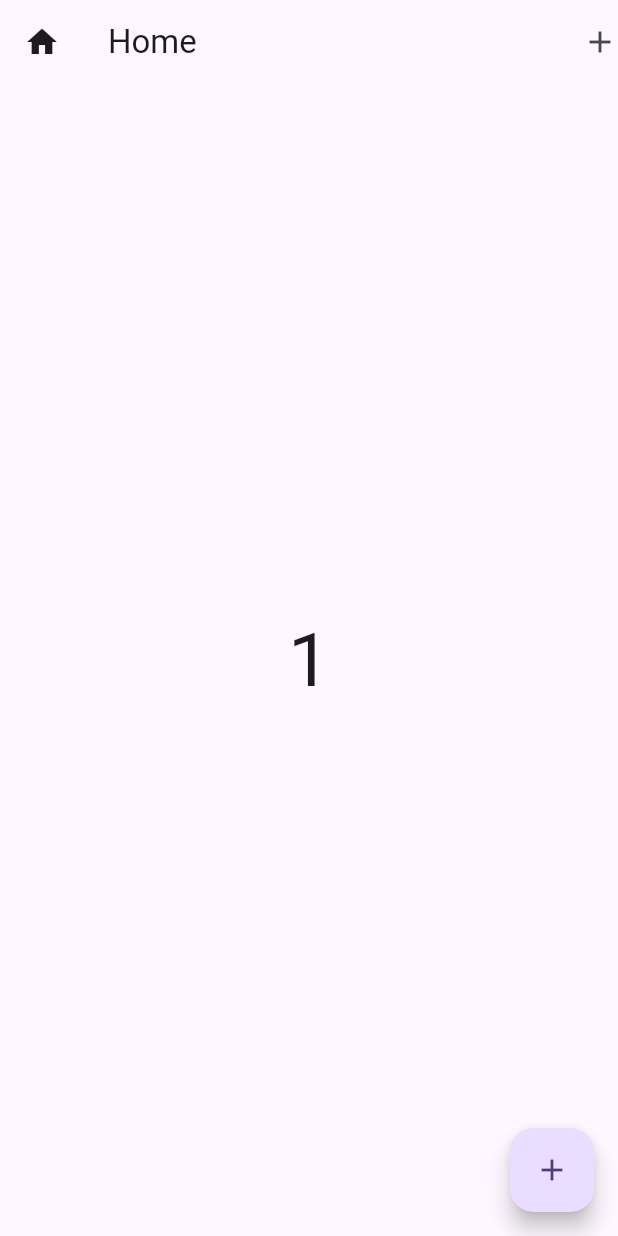
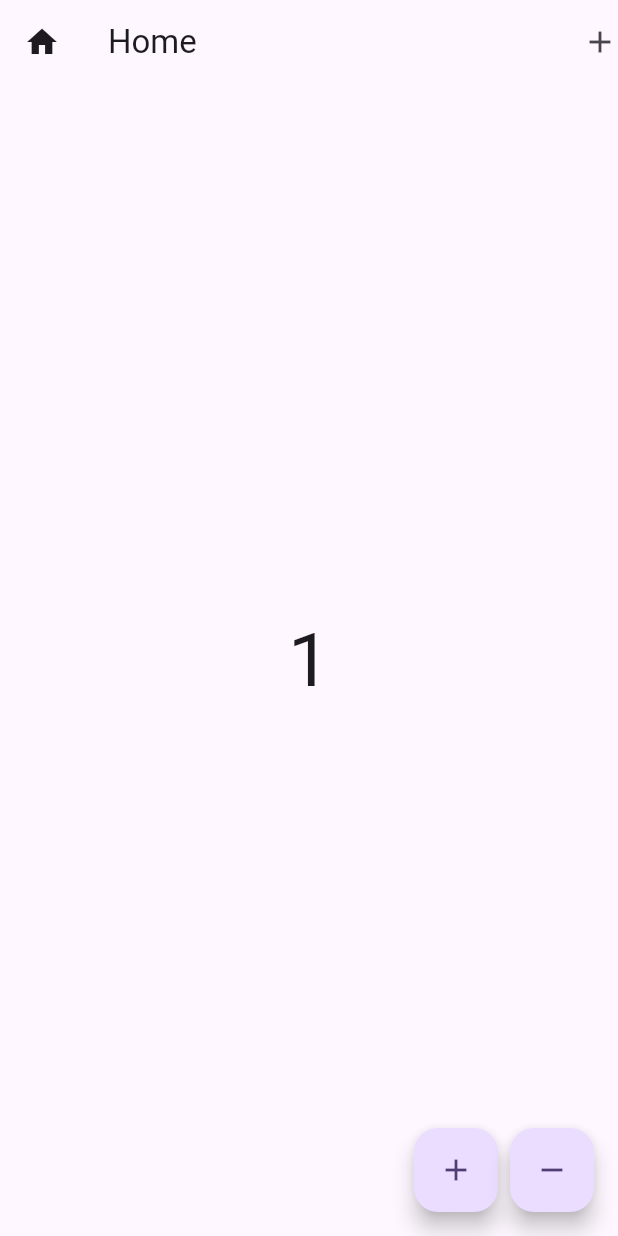
Before and after one commit to siyam-ahmed-shajid/Module_8, a Flutter app: the HomeScreen screen opened directly, after a tap on the "add" icon, on a phone screen of 412 x 824 dp. Run offline on Flutter 3.47's test engine with Material 3 defaults, Android fonts, the phone set to English and light mode, and no system bars.

Commit message:
All 3 classes of Module_8's code will be found here. Keep it up.

```diff
--- a/lib/home_screen.dart
+++ b/lib/home_screen.dart
@@ -1,41 +1,92 @@
 import 'package:flutter/material.dart';
+import 'package:module_8/home_screen.dart';
 
 //Widget
 class HomeScreen extends StatefulWidget{
 
   @override
-  State<StatefulWidget> createState() {
-    return _HomeScreenState();
+  State<StatefulWidget> createState() =>  _HomeScreenState();
   }
-}
+
 
 //State Class for HomeScreen
 class _HomeScreenState extends State <HomeScreen> {
+
   int counter = 0;
 
   @override
+  void initState(){
+    super.initState();
+    print('init state');
+  }
+
+  @override
+  void didChangeDependencies(){
+    print('didChangeDependency');
+    super.didChangeDependencies();
+  }
+
+  @override
+  void didUpdateWidget(covariant HomeScreen oldWidget){
+    print('didUpdateWidget');
+    super.didUpdateWidget(oldWidget);
+  }
+
+  @override
   Widget build(BuildContext context) {
+    print('build');
     return Scaffold(
       appBar: AppBar(
-        title: Text('Home'),
-        leading: Icon(Icons.home),
-        actions: [
+        title: const Text('Home'),
+        leading: const Icon(Icons.home),
+        actions: const [
           Icon(Icons.add)
         ],
       ),
       body: Center(
-        child: Text(counter.toString(),style: TextStyle(
+        child: Text(counter.toString(),style: const TextStyle(
           fontSize: 50,
         ),),
       ),
-      floatingActionButton: FloatingActionButton(
-        onPressed: () {
-          counter++;
-          print(counter);
-          setState(() {});
-        },
-        child: Icon(Icons.add),
+      floatingActionButton: Row(
+        mainAxisAlignment: MainAxisAlignment.end,
+          children: [
+            FloatingActionButton(
+              onPressed: () {
+                counter++;
+                print(counter);
+                setState(() {});
+              },
+              child: const Icon(Icons.add),
+            ),
+
+            const SizedBox(width: 8),
+
+            FloatingActionButton(
+              onPressed: () {
+                counter--;
+                print(counter);
+                setState(() {});
+              },
+              child: const Icon(Icons.remove),
+            )
+          ],
       ),
     );
   }
+
+  @override
+  void deactivate() {
+    print('deactive');
+    super.deactivate();
+  }
+
+  @override
+  void dispose() {
+    print('dispose');
+    super.dispose();
+  }
+
 }
+
+// 34 minute
```
Also changed, not shown: lib/Splash.dart (added, +25 -0 lines), lib/third_class.dart (+4 -5 lines).
